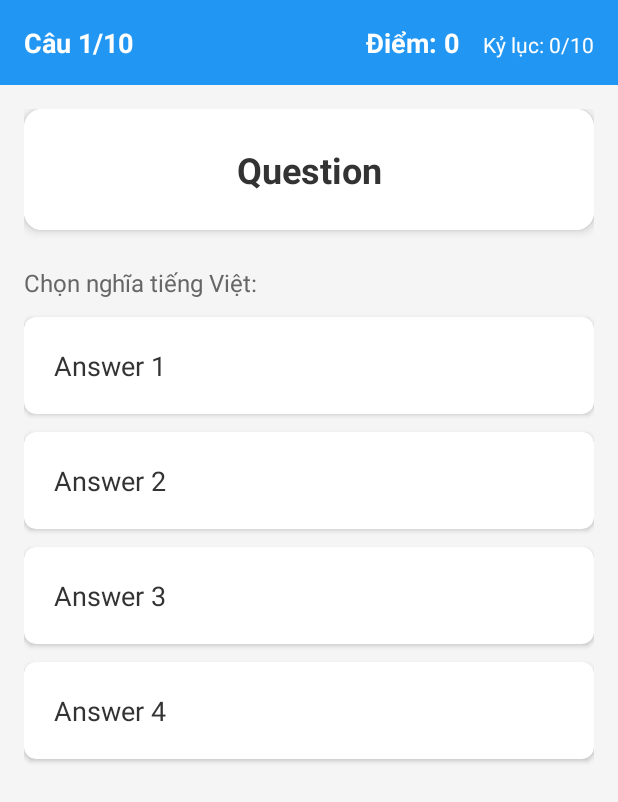
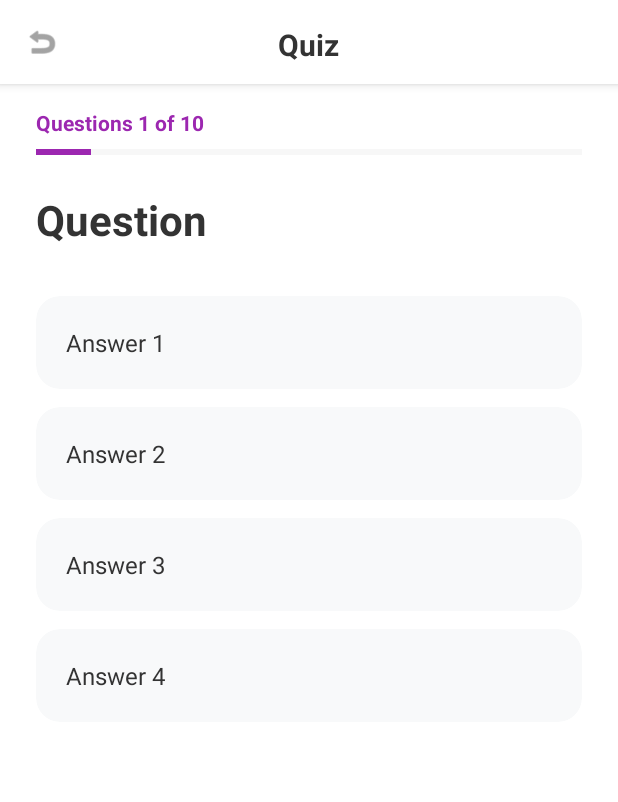
Before and after one commit to lehoang281105/FlashCard, an Android app: the QuizActivity screen opened directly, with no data from a screen before it, on a phone screen of 412 x 824 dp. Shown: the top 802 px of the screen. Run offline under Robolectric (Android 15) with nearby library versions, the phone set to English and light mode, and no system bars; 2 statements that could not run were skipped.

Commit message:
lehoang281105 - quiz

```diff
--- a/app/src/main/java/com/example/flashcard_quiz/QuizActivity.java
+++ b/app/src/main/java/com/example/flashcard_quiz/QuizActivity.java
@@ -7,6 +7,8 @@ import android.graphics.Color;
 import android.os.Bundle;
 import android.view.View;
 import android.widget.Button;
+import android.widget.ImageView;
+import android.widget.ProgressBar;
 import android.widget.TextView;
 import android.widget.Toast;
 
@@ -27,6 +29,8 @@ public class QuizActivity extends AppCompatActivity {
     private TextView tvAnswer1, tvAnswer2, tvAnswer3, tvAnswer4;
     private CardView cardAnswer1, cardAnswer2, cardAnswer3, cardAnswer4;
     private Button btnNext;
+    private ImageView btnBack;
+    private ProgressBar progressBarQuiz;
 
     private List<Word> wordList = new ArrayList<>();
     private List<Word> quizWords = new ArrayList<>();
@@ -71,6 +75,11 @@ public class QuizActivity extends AppCompatActivity {
         cardAnswer4 = findViewById(R.id.card_answer4);
 
         btnNext = findViewById(R.id.btn_next);
+        btnBack = findViewById(R.id.btn_back);
+        progressBarQuiz = findViewById(R.id.progress_bar_quiz);
+
+        // Back button
+        btnBack.setOnClickListener(v -> finish());
 
         // Set click listeners cho từng card
         cardAnswer1.setOnClickListener(v -> checkAnswer(tvAnswer1, cardAnswer1));
@@ -107,8 +116,8 @@ public class QuizActivity extends AppCompatActivity {
                         displayQuestion();
                     } else {
                         Toast.makeText(QuizActivity.this,
-                            "Không đủ từ vựng! Cần ít nhất " + totalQuestions + " từ.",
-                            Toast.LENGTH_LONG).show();
+                                "Không đủ từ vựng! Cần ít nhất " + totalQuestions + " từ.",
+                                Toast.LENGTH_LONG).show();
                         finish();
                     }
                 }
@@ -117,8 +126,8 @@ public class QuizActivity extends AppCompatActivity {
             @Override
             public void onFailure(Call<List<Word>> call, Throwable t) {
                 Toast.makeText(QuizActivity.this,
-                    "Lỗi kết nối: " + t.getMessage(),
-                    Toast.LENGTH_LONG).show();
+                        "Lỗi kết nối: " + t.getMessage(),
+                        Toast.LENGTH_LONG).show();
                 finish();
             }
         });
@@ -136,7 +145,11 @@ public class QuizActivity extends AppCompatActivity {
         Word currentWord = quizWords.get(currentQuestionIndex);
         correctAnswer = currentWord.getVietnamese();
 
-        tvQuestionNumber.setText("Câu " + (currentQuestionIndex + 1) + "/" + totalQuestions);
+        // Update progress bar
+        int progress = (int) (((currentQuestionIndex + 1) * 100.0) / totalQuestions);
+        progressBarQuiz.setProgress(progress);
+
+        tvQuestionNumber.setText("Questions " + (currentQuestionIndex + 1) + " of " + totalQuestions);
         tvScore.setText("Điểm: " + score);
         tvQuestion.setText(currentWord.getEnglish());
 
@@ -157,10 +170,10 @@ public class QuizActivity extends AppCompatActivity {
     }
 
     private void resetCardColors() {
-        cardAnswer1.setCardBackgroundColor(Color.WHITE);
-        cardAnswer2.setCardBackgroundColor(Color.WHITE);
-        cardAnswer3.setCardBackgroundColor(Color.WHITE);
-        cardAnswer4.setCardBackgroundColor(Color.WHITE);
+        cardAnswer1.setCardBackgroundColor(Color.parseColor("#F8F9FA"));
+        cardAnswer2.setCardBackgroundColor(Color.parseColor("#F8F9FA"));
+        cardAnswer3.setCardBackgroundColor(Color.parseColor("#F8F9FA"));
+        cardAnswer4.setCardBackgroundColor(Color.parseColor("#F8F9FA"));
 
         tvAnswer1.setTextColor(Color.parseColor("#333333"));
         tvAnswer2.setTextColor(Color.parseColor("#333333"));
--- a/app/src/main/res/layout/activity_quiz.xml
+++ b/app/src/main/res/layout/activity_quiz.xml
@@ -4,43 +4,70 @@
     android:layout_width="match_parent"
     android:layout_height="match_parent"
     android:orientation="vertical"
-    android:background="#F5F5F5">
+    android:background="@android:color/white">
 
     <!-- Header -->
+    <RelativeLayout
+        android:layout_width="match_parent"
+        android:layout_height="56dp"
+        android:background="@android:color/white"
+        android:elevation="4dp"
+        android:padding="16dp">
+
+        <!-- Back Button -->
+        <ImageView
+            android:id="@+id/btn_back"
+            android:layout_width="24dp"
+            android:layout_height="24dp"
+            android:src="@android:drawable/ic_menu_revert"
+            android:layout_centerVertical="true"
+            android:tint="#666666"
+            android:clickable="true"
+            android:focusable="true"/>
+
+        <!-- Title -->
+        <TextView
+            android:layout_width="wrap_content"
+            android:layout_height="wrap_content"
+            android:text="Quiz"
+            android:textSize="20sp"
+            android:textStyle="bold"
+            android:textColor="#333333"
+            android:layout_centerInParent="true"/>
+
+    </RelativeLayout>
+
+    <!-- Progress Section -->
     <LinearLayout
         android:layout_width="match_parent"
         android:layout_height="wrap_content"
-        android:orientation="horizontal"
-        android:background="#2196F3"
-        android:padding="16dp">
+        android:orientation="vertical"
+        android:paddingStart="24dp"
+        android:paddingEnd="24dp"
+        android:paddingTop="16dp"
+        android:paddingBottom="24dp">
 
+        <!-- Question Number -->
         <TextView
             android:id="@+id/tv_question_number"
-            android:layout_width="0dp"
-            android:layout_height="wrap_content"
-            android:layout_weight="1"
-            android:text="Câu 1/10"
-            android:textColor="@android:color/white"
-            android:textSize="18sp"
-            android:textStyle="bold"/>
-
-        <TextView
-            android:id="@+id/tv_score"
             android:layout_width="wrap_content"
             android:layout_height="wrap_content"
-            android:text="Điểm: 0"
-            android:textColor="@android:color/white"
-            android:textSize="18sp"
+            android:text="Questions 1 of 10"
+            android:textSize="14sp"
+            android:textColor="#9C27B0"
             android:textStyle="bold"
-            android:layout_marginEnd="16dp"/>
+            android:layout_marginBottom="8dp"/>
 
-        <TextView
-            android:id="@+id/tv_best_score"
-            android:layout_width="wrap_content"
-            android:layout_height="wrap_content"
-            android:text="Kỷ lục: 0/10"
-            android:textColor="@android:color/white"
-            android:textSize="14sp"/>
+        <!-- Progress Bar -->
+        <ProgressBar
+            android:id="@+id/progress_bar_quiz"
+            style="?android:attr/progressBarStyleHorizontal"
+            android:layout_width="match_parent"
+            android:layout_height="4dp"
+            android:progressTint="#9C27B0"
+            android:progressBackgroundTint="#E0E0E0"
+            android:max="100"
+            android:progress="10"/>
     </LinearLayout>
 
     <ScrollView
@@ -52,45 +79,29 @@
             android:layout_width="match_parent"
             android:layout_height="wrap_content"
             android:orientation="vertical"
-            android:padding="16dp">
+            android:paddingStart="24dp"
+            android:paddingEnd="24dp"
+            android:paddingBottom="24dp">
 
             <!-- Câu hỏi -->
-            <androidx.cardview.widget.CardView
+            <TextView
+                android:id="@+id/tv_question"
                 android:layout_width="match_parent"
                 android:layout_height="wrap_content"
-                app:cardCornerRadius="12dp"
-                app:cardElevation="4dp"
-                android:layout_marginBottom="24dp">
-
-                <TextView
-                    android:id="@+id/tv_question"
-                    android:layout_width="match_parent"
-                    android:layout_height="wrap_content"
-                    android:text="Question"
-                    android:textSize="24sp"
-                    android:textStyle="bold"
-                    android:textColor="#333333"
-                    android:gravity="center"
-                    android:padding="24dp"
-                    android:background="@android:color/white"/>
-            </androidx.cardview.widget.CardView>
-
-            <!-- Chọn nghĩa tiếng Việt -->
-            <TextView
-                android:layout_width="wrap_content"
-                android:layout_height="wrap_content"
-                android:text="Chọn nghĩa tiếng Việt:"
-                android:textSize="16sp"
-                android:textColor="#666666"
-                android:layout_marginBottom="12dp"/>
+                android:text="Question"
+                android:textSize="28sp"
+                android:textStyle="bold"
+                android:textColor="#333333"
+                android:layout_marginBottom="32dp"/>
 
             <!-- Đáp án 1 -->
             <androidx.cardview.widget.CardView
                 android:id="@+id/card_answer1"
                 android:layout_width="match_parent"
                 android:layout_height="wrap_content"
-                app:cardCornerRadius="8dp"
-                app:cardElevation="2dp"
+                app:cardCornerRadius="16dp"
+                app:cardElevation="0dp"
+                app:cardBackgroundColor="#F8F9FA"
                 android:layout_marginBottom="12dp"
                 android:clickable="true"
                 android:focusable="true"
@@ -101,7 +112,7 @@
                     android:layout_width="match_parent"
                     android:layout_height="wrap_content"
                     android:text="Answer 1"
-                    android:textSize="18sp"
+                    android:textSize="16sp"
                     android:textColor="#333333"
                     android:padding="20dp"/>
             </androidx.cardview.widget.CardView>
@@ -111,8 +122,9 @@
                 android:id="@+id/card_answer2"
                 android:layout_width="match_parent"
                 android:layout_height="wrap_content"
-                app:cardCornerRadius="8dp"
-                app:cardElevation="2dp"
+                app:cardCornerRadius="16dp"
+                app:cardElevation="0dp"
+                app:cardBackgroundColor="#F8F9FA"
                 android:layout_marginBottom="12dp"
                 android:clickable="true"
                 android:focusable="true"
@@ -123,7 +135,7 @@
                     android:layout_width="match_parent"
                     android:layout_height="wrap_content"
                     android:text="Answer 2"
-                    android:textSize="18sp"
+                    android:textSize="16sp"
                     android:textColor="#333333"
                     android:padding="20dp"/>
             </androidx.cardview.widget.CardView>
@@ -133,8 +145,9 @@
                 android:id="@+id/card_answer3"
                 android:layout_width="match_parent"
                 android:layout_height="wrap_content"
-                app:cardCornerRadius="8dp"
-                app:cardElevation="2dp"
+                app:cardCornerRadius="16dp"
+                app:cardElevation="0dp"
+                app:cardBackgroundColor="#F8F9FA"
                 android:layout_marginBottom="12dp"
                 android:clickable="true"
                 android:focusable="true"
@@ -145,7 +158,7 @@
                     android:layout_width="match_parent"
                     android:layout_height="wrap_content"
                     android:text="Answer 3"
-                    android:textSize="18sp"
+                    android:textSize="16sp"
                     android:textColor="#333333"
                     android:padding="20dp"/>
             </androidx.cardview.widget.CardView>
@@ -155,8 +168,9 @@
                 android:id="@+id/card_answer4"
                 android:layout_width="match_parent"
                 android:layout_height="wrap_content"
-                app:cardCornerRadius="8dp"
-                app:cardElevation="2dp"
+                app:cardCornerRadius="16dp"
+                app:cardElevation="0dp"
+                app:cardBackgroundColor="#F8F9FA"
                 android:layout_marginBottom="12dp"
                 android:clickable="true"
                 android:focusable="true"
@@ -167,7 +181,7 @@
                     android:layout_width="match_parent"
                     android:layout_height="wrap_content"
                     android:text="Answer 4"
-                    android:textSize="18sp"
+                    android:textSize="16sp"
                     android:textColor="#333333"
                     android:padding="20dp"/>
             </androidx.cardview.widget.CardView>
@@ -175,18 +189,30 @@
         </LinearLayout>
     </ScrollView>
 
-    <!-- Nút tiếp theo -->
+    <!-- Nút Next -->
     <Button
         android:id="@+id/btn_next"
         android:layout_width="match_parent"
-        android:layout_height="wrap_content"
-        android:text="TIẾP THEO"
-        android:textSize="18sp"
+        android:layout_height="56dp"
+        android:text="Next →"
+        android:textSize="16sp"
         android:textStyle="bold"
         android:textColor="@android:color/white"
-        android:background="#4CAF50"
-        android:layout_margin="16dp"
-        android:padding="16dp"
+        android:background="#000000"
+        android:layout_margin="24dp"
+        android:visibility="gone"/>
+
+    <!-- Hidden TextViews for score tracking -->
+    <TextView
+        android:id="@+id/tv_score"
+        android:layout_width="0dp"
+        android:layout_height="0dp"
+        android:visibility="gone"/>
+
+    <TextView
+        android:id="@+id/tv_best_score"
+        android:layout_width="0dp"
+        android:layout_height="0dp"
         android:visibility="gone"/>
 
 </LinearLayout>
```
